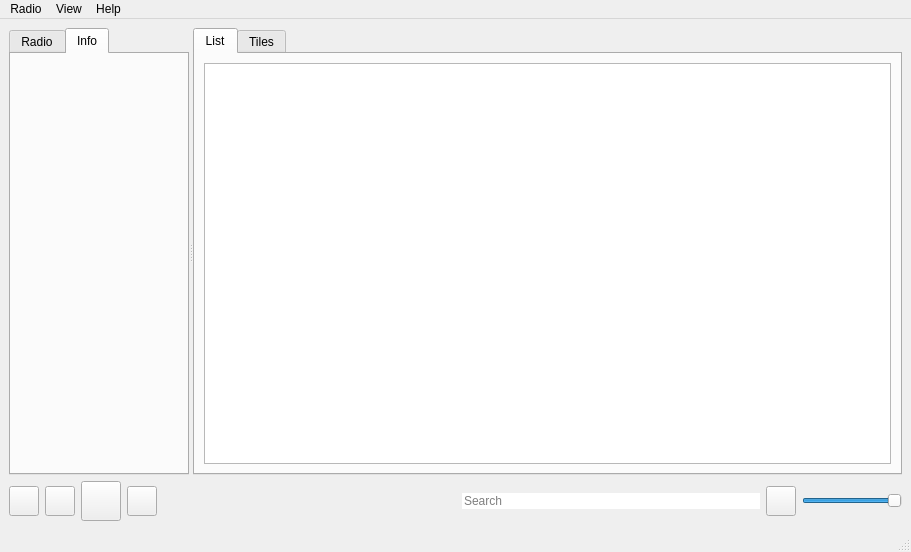
Old version of the form mainwindow.ui in the repository grzesiekkedzior/TuneScape.
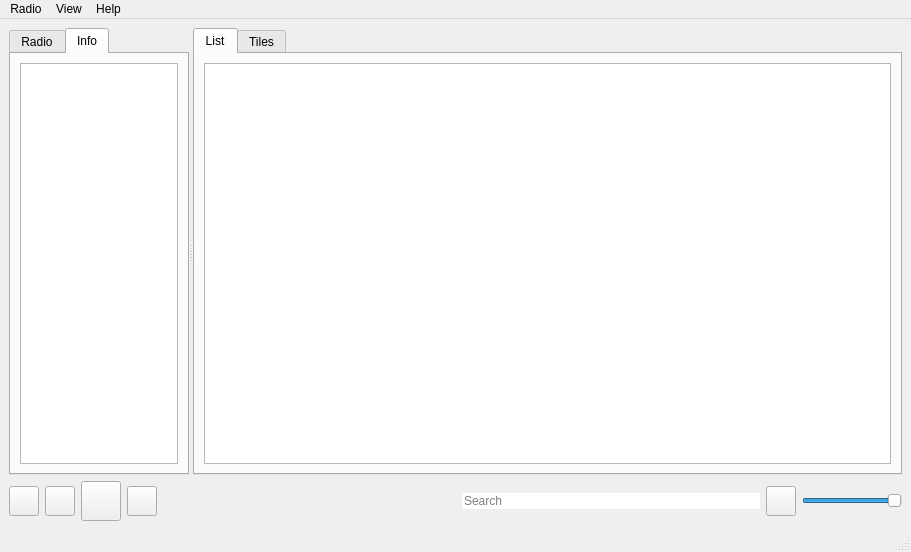
New version of the form. The open tabs and pages were chosen to show the change. Icons and pictures are not drawn.

Commit message: Add info table and simple refactoring.

```diff
--- a/mainwindow.ui
+++ b/mainwindow.ui
@@ -274,6 +274,36 @@
             <attribute name="title">
              <string>Info</string>
             </attribute>
+            <layout class="QVBoxLayout" name="verticalLayout_5">
+             <item>
+              <widget class="QTableWidget" name="tableWidget">
+               <property name="sizePolicy">
+                <sizepolicy hsizetype="Ignored" vsizetype="Expanding">
+                 <horstretch>0</horstretch>
+                 <verstretch>0</verstretch>
+                </sizepolicy>
+               </property>
+               <property name="minimumSize">
+                <size>
+                 <width>0</width>
+                 <height>0</height>
+                </size>
+               </property>
+               <property name="maximumSize">
+                <size>
+                 <width>16777215</width>
+                 <height>16777215</height>
+                </size>
+               </property>
+               <property name="baseSize">
+                <size>
+                 <width>152</width>
+                 <height>0</height>
+                </size>
+               </property>
+              </widget>
+             </item>
+            </layout>
            </widget>
           </widget>
          </item>
```
Left out of the diff: 2 changed lines with no effect on the pictures. The commit also changes 2 other files.
